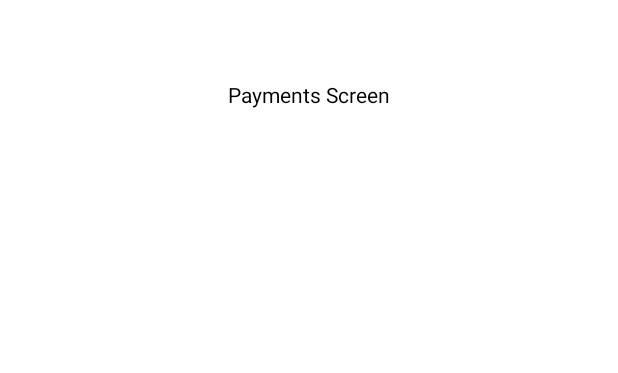
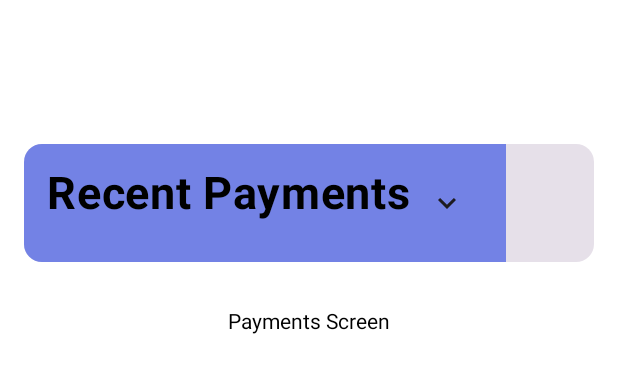
Before and after one commit to nnicokim/tp3_hci, an Android app built with Jetpack Compose: the @Preview function PaymentsScreenPreview, on a phone screen of 412 x 824 dp. Shown: the top 373 px of the screen. Run offline under Robolectric (Android 15) with nearby library versions, the phone set to English and light mode, and no system bars.

Commit message:
Payments Component

```diff
--- /dev/null
+++ b/app/src/main/java/pocket/pay/tp3_hci/components/PaymentsComponent.kt
@@ -0,0 +1,83 @@
+package pocket.pay.tp3_hci.components
+
+import android.widget.ImageButton
+import androidx.compose.animation.animateContentSize
+import androidx.compose.foundation.Image
+import androidx.compose.foundation.background
+import androidx.compose.foundation.clickable
+import androidx.compose.foundation.layout.Arrangement
+import androidx.compose.foundation.layout.Column
+import androidx.compose.foundation.layout.Row
+import androidx.compose.foundation.layout.fillMaxHeight
+import androidx.compose.foundation.layout.fillMaxWidth
+import androidx.compose.foundation.layout.padding
+import androidx.compose.material.icons.Icons
+import androidx.compose.material.icons.filled.KeyboardArrowDown
+import androidx.compose.material.icons.filled.KeyboardArrowRight
+import androidx.compose.material3.Card
+import androidx.compose.material3.Icon
+import androidx.compose.material3.IconButton
+import androidx.compose.material3.MaterialTheme
+import androidx.compose.material3.Text
+import androidx.compose.runtime.Composable
+import androidx.compose.runtime.getValue
+import androidx.compose.runtime.mutableStateOf
+import androidx.compose.runtime.remember
+import androidx.compose.runtime.setValue
+import androidx.compose.ui.Alignment
+import androidx.compose.ui.Modifier
+import androidx.compose.ui.graphics.Color
+import androidx.compose.ui.res.stringResource
+import androidx.compose.ui.text.font.FontWeight
+import androidx.compose.ui.tooling.preview.Preview
+import androidx.compose.ui.unit.dp
+import androidx.compose.ui.unit.sp
+import pocket.pay.tp3_hci.R
+import pocket.pay.tp3_hci.ui.theme.Purple
+
+
+@Composable
+fun RecentPayments(){
+    var expanded by remember{ mutableStateOf(false) }
+    Card(
+        onClick = {expanded = !expanded},
+        modifier = Modifier.fillMaxWidth()
+            .padding(16.dp)
+            .animateContentSize()
+    ) {
+        Column(
+            modifier = Modifier
+                .background(color = Purple)
+                .padding(15.dp),
+            verticalArrangement = Arrangement.Center,
+            horizontalAlignment = Alignment.CenterHorizontally,
+        ) {
+            Row() {
+                Text(
+                    text = stringResource(R.string.recent_payments),
+                    style = MaterialTheme.typography.bodyLarge.copy(
+                        fontSize = 30.sp,
+                        fontWeight = FontWeight.Bold,
+                        color = Color.Black
+                    )
+                )
+
+                IconButton(
+                    onClick = {expanded = !expanded}
+                ) {
+                    Icon(
+                        imageVector = if(expanded) Icons.Default.KeyboardArrowRight else Icons.Default.KeyboardArrowDown,
+                        contentDescription = if(expanded) stringResource(R.string.colapse) else stringResource(R.string.expand)
+                    )
+                }
+
+            }
+        }
+    }
+}
+
+@Preview(showBackground = true)
+@Composable
+fun RecentPaymentsPreview(){
+    RecentPayments()
+}
--- a/app/src/main/java/pocket/pay/tp3_hci/screens/PaymentsScreen.kt
+++ b/app/src/main/java/pocket/pay/tp3_hci/screens/PaymentsScreen.kt
@@ -12,6 +12,8 @@ import androidx.compose.ui.Alignment
 import androidx.compose.ui.Modifier
 import androidx.compose.ui.tooling.preview.Preview
 import androidx.compose.ui.unit.dp
+import pocket.pay.tp3_hci.components.RecentPayments
+
 
 @Composable
 fun PaymentsScreen() {
@@ -20,7 +22,9 @@ fun PaymentsScreen() {
         verticalArrangement = Arrangement.Top,
         horizontalAlignment = Alignment.CenterHorizontally
     ) {
-        Spacer(modifier = Modifier.height(40.dp))
+        Spacer(modifier = Modifier.height(80.dp))
+
+        RecentPayments()
 
         Text(
             text = "Payments Screen",
--- a/app/src/main/res/values/strings.xml
+++ b/app/src/main/res/values/strings.xml
@@ -33,6 +33,10 @@
     <string name="no_cards">No cards added yet</string>
     <string name="add_card">Add new card</string>
     <string name="save_card">Save card</string>
+    <string name="expand">Expand</string>
+    <string name="colapse">Colapse</string>
+    <string name="recent_payments">Recent Payments</string>
+
 
 
 
```
Also changed, not shown: 1 other file.
